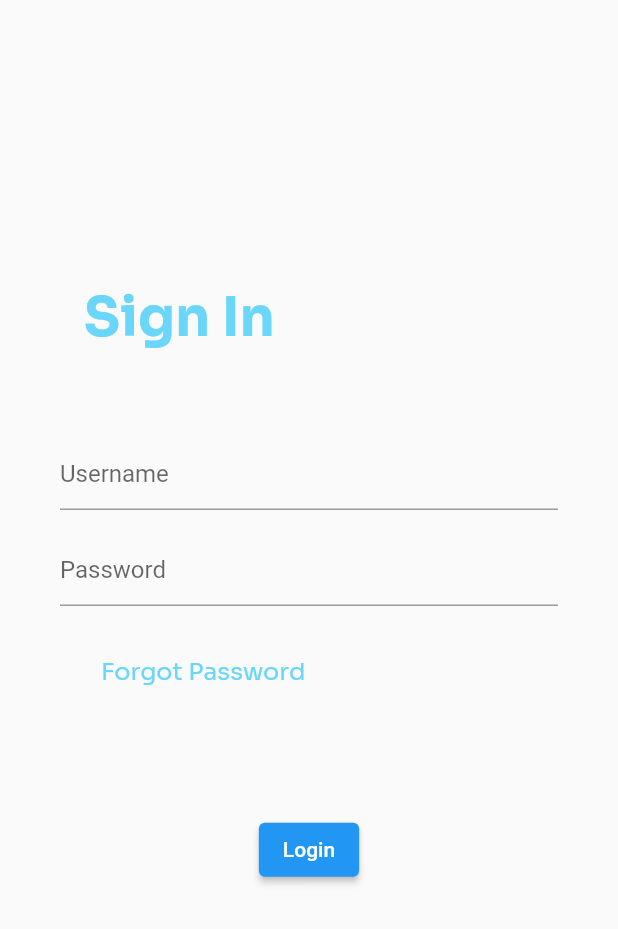
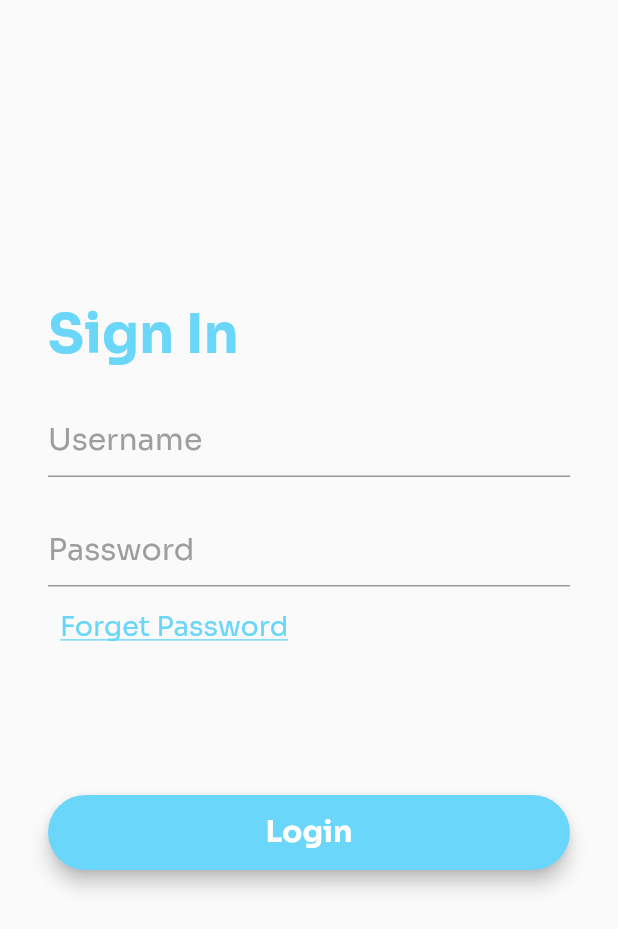
Before and after one commit to OrangJenius/coldstorage, a Flutter app: the screen it shows after launch, on a phone screen of 412 x 824 dp. Shown: the top 929 px of the screen. Run offline on Flutter 3.47's test engine with Material 2 defaults, Android fonts, the phone set to English and light mode, and no system bars.

Commit message:
update login

```diff
--- a/driver_cold_storage/lib/screens/login.dart
+++ b/driver_cold_storage/lib/screens/login.dart
@@ -10,54 +10,94 @@ class _loginState extends State<Login> {
   Widget build(BuildContext context) {
     return Scaffold(
       body: SafeArea(
-        child: ListView(
+        child: SingleChildScrollView(
+          child: Column(
+            crossAxisAlignment: CrossAxisAlignment.start,
             children: [
-            Container(
-              padding:
-                  EdgeInsets.only(left: 56, right: 206, top: 189, bottom: 58),
+              Padding(
+                padding: EdgeInsets.only(left: 32.0, top: 200),
                 child: Text(
                   "Sign In",
                   style: TextStyle(
-                  fontFamily: 'Sora',
                       color: Color(0xFF6AD6F9),
                       fontSize: 36,
-                  fontStyle: FontStyle.normal,
                       fontWeight: FontWeight.w700,
+                      fontFamily: "Sora"),
+                ),
+              ),
+              Padding(
+                padding: EdgeInsets.only(left: 32, right: 32, top: 24),
+                child: TextFormField(
+                  decoration: InputDecoration(
+                      hintText: "Username",
+                      hintStyle: TextStyle(
+                          fontSize: 20,
+                          color: Colors.grey,
+                          fontFamily: "Sora")),
+                ),
+              ),
+              Padding(
+                padding: EdgeInsets.only(left: 32, right: 32, top: 24),
+                child: TextFormField(
+                  decoration: InputDecoration(
+                      hintText: "Password",
+                      hintStyle: TextStyle(
+                          fontSize: 20,
+                          color: Colors.grey,
+                          fontFamily: "Sora")),
+                ),
+              ),
+              Padding(
+                padding: EdgeInsets.only(left: 40, right: 32, top: 16),
+                child: InkWell(
+                  onTap: () {
+                    print('Tombol teks ditekan!');
+                  },
+                  child: Text(
+                    'Forget Password',
+                    style: TextStyle(
+                        color: Color(0xFF6AD6F9),
+                        decoration: TextDecoration.underline,
+                        fontSize: 18,
+                        fontFamily: "Sora"),
                   ),
                 ),
               ),
-            Container(
-              padding: EdgeInsets.symmetric(horizontal: 40),
-              child: Column(children: [
               Padding(
-                  padding: EdgeInsets.only(bottom: 16),
-                  child: TextFormField(
-                    decoration: InputDecoration(hintText: "Username"),
+                padding: EdgeInsets.symmetric(
+                    horizontal: 32,
+                    vertical: 100), // Padding horizontal 32 dan vertikal 24
+                child: Container(
+                  width: double
+                      .infinity, // Ini akan membuat Container mengambil lebar maksimal yang tersedia.
+                  height:
+                      50, // Anda bisa mengatur tinggi tombol sesuai kebutuhan Anda.
+                  child: ElevatedButton(
+                    style: ButtonStyle(
+                      shape: MaterialStateProperty.all<RoundedRectangleBorder>(
+                        RoundedRectangleBorder(
+                          borderRadius: BorderRadius.circular(
+                              30), // border radius sebesar 30
                         ),
                       ),
-                Padding(
-                  padding: EdgeInsets.only(bottom: 33.5),
-                  child: TextFormField(
-                    decoration: InputDecoration(hintText: "Password"),
+                      elevation: MaterialStateProperty.all(5),
+                      backgroundColor:
+                          MaterialStateProperty.all<Color>(Color(0xFF6AD6F9)),
+                    ),
+                    onPressed: () {
+                      print("Button Login ditekan");
+                    },
+                    child: Text('Login',
+                        style: TextStyle(
+                          fontSize: 20,
+                          fontWeight: FontWeight.bold,
+                          fontFamily: "Sora",
+                        )), // Anda juga bisa mengatur style dari teks jika diperlukan.
                   ),
                 ),
-                Padding(
-                  padding: EdgeInsets.only(bottom: 85, left: 16, right: 157),
-                  child: Text(
-                    "Forgot Password",
-                    style: TextStyle(
-                        fontFamily: 'Sora',
-                        fontSize: 16,
-                        fontStyle: FontStyle.normal,
-                        fontWeight: FontWeight.w400,
-                        color: Color(0xFF6AD6F9)),
-                    textAlign: TextAlign.center,
-                  ),
-                ),
-                ElevatedButton(onPressed: () {}, child: Text('Login'))
-              ]),
               )
             ],
+          ),
         ),
       ),
     );
```
Also changed, not shown: driver_cold_storage/pubspec.lock. Lines whose indentation alone changed are shown as unchanged.
